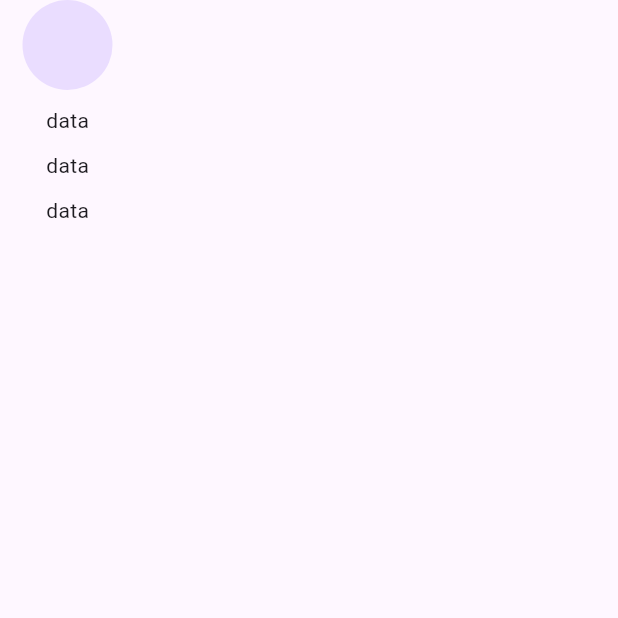
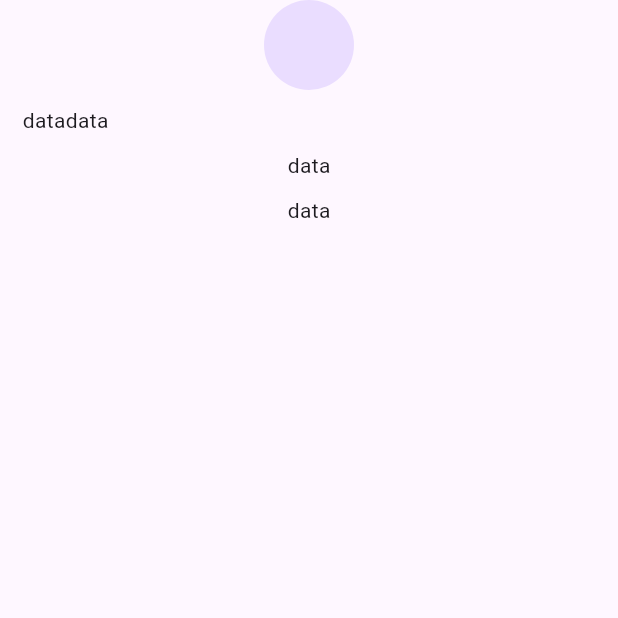
Before and after one commit to fahimshahariar09/learning_management, a Flutter app: the ProfileScreen screen opened directly, on a phone screen of 412 x 824 dp, the top half of it. Run offline on Flutter 3.47's test engine with Material 3 defaults, Android fonts, the phone set to English and light mode, and no system bars; our stand-ins replace animated_notch_bottom_bar, get.

Commit message:
first commit

```diff
--- a/lib/view/screen/profile/profile_screen.dart
+++ b/lib/view/screen/profile/profile_screen.dart
@@ -15,7 +15,12 @@ class ProfileScreen extends StatelessWidget {
                 radius: 30,
               ),
               SizedBox(height: 10),
-              Text("data"),
+              Row(
+                children: [
+                  Text("data"),
+                  Text("data")
+                ],
+              ),
               SizedBox(height: 10),
               Text("data"),
               SizedBox(height: 10),
```
